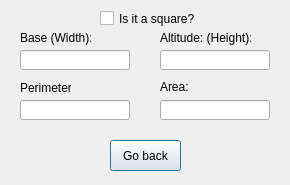
The window that rectangle.ui (CalebSica/ShapeCalculate) describes before a commit, drawn with Qt 5.
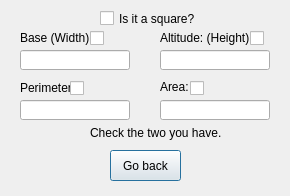
The same window after the commit.

The edit to the form file:
```diff
--- a/rectangle.ui
+++ b/rectangle.ui
@@ -7,7 +7,7 @@
     <x>0</x>
     <y>0</y>
     <width>290</width>
-    <height>185</height>
+    <height>196</height>
    </rect>
   </property>
   <property name="windowTitle">
@@ -57,7 +57,7 @@
    <property name="geometry">
     <rect>
      <x>110</x>
-     <y>140</y>
+     <y>150</y>
      <width>71</width>
      <height>31</height>
     </rect>
@@ -131,6 +131,71 @@
     <string>Is it a square?</string>
    </property>
   </widget>
+  <widget class="QCheckBox" name="cBase">
+   <property name="geometry">
+    <rect>
+     <x>90</x>
+     <y>30</y>
+     <width>16</width>
+     <height>17</height>
+    </rect>
+   </property>
+   <property name="text">
+    <string/>
+   </property>
+  </widget>
+  <widget class="QLabel" name="label">
+   <property name="geometry">
+    <rect>
+     <x>90</x>
+     <y>123</y>
+     <width>131</width>
+     <height>20</height>
+    </rect>
+   </property>
+   <property name="text">
+    <string>Check the two you have.</string>
+   </property>
+  </widget>
+  <widget class="QCheckBox" name="cArea">
+   <property name="geometry">
+    <rect>
+     <x>190</x>
+     <y>80</y>
+     <width>16</width>
+     <height>17</height>
+    </rect>
+   </property>
+   <property name="text">
+    <string/>
+   </property>
+  </widget>
+  <widget class="QCheckBox" name="cPeri">
+   <property name="geometry">
+    <rect>
+     <x>70</x>
+     <y>80</y>
+     <width>16</width>
+     <height>17</height>
+    </rect>
+   </property>
+   <property name="text">
+    <string/>
+   </property>
+  </widget>
+  <widget class="QCheckBox" name="cAlt">
+   <property name="geometry">
+    <rect>
+     <x>250</x>
+     <y>30</y>
+     <width>16</width>
+     <height>17</height>
+    </rect>
+   </property>
+   <property name="text">
+    <string/>
+   </property>
+  </widget>
  </widget>
  <resources/>
  <connections/>
```
Left out of the diff: 163 changed lines with no effect on the pictures.
